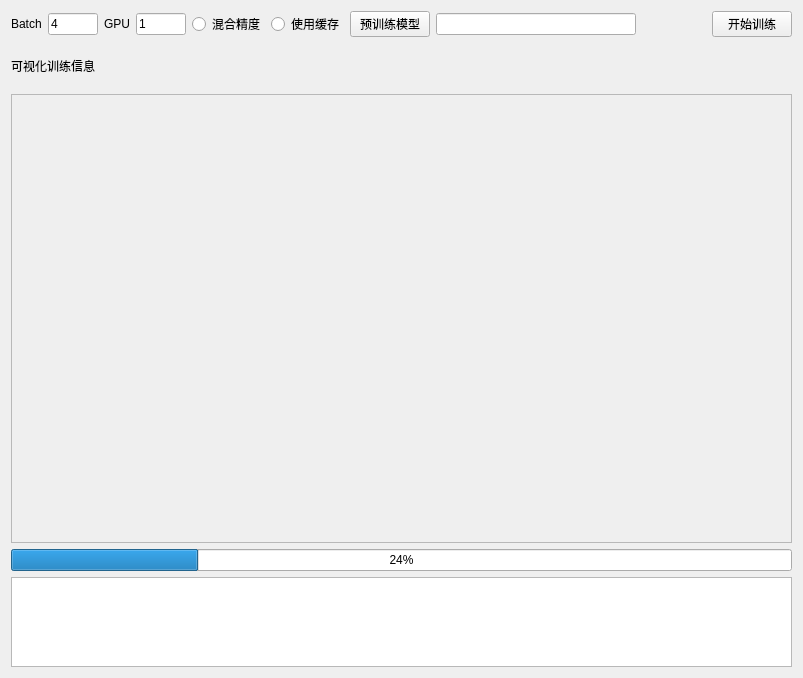
Qt form train_widget.ui (DL-Practise/YoloX_EasyTrain) before a commit.
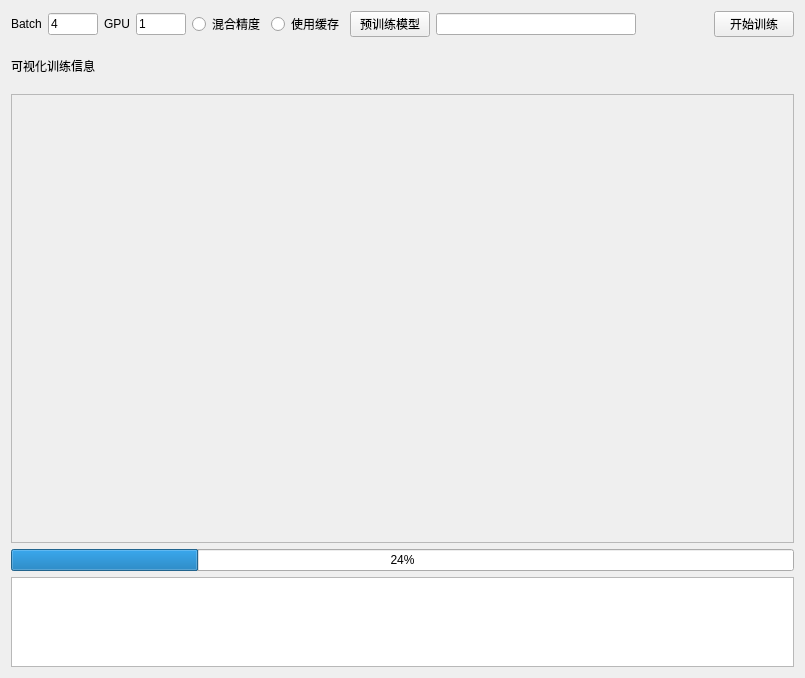
The same form after that commit.

The edit to the form file:
```diff
--- a/train_widget.ui
+++ b/train_widget.ui
@@ -6,7 +6,7 @@
    <rect>
     <x>0</x>
     <y>0</y>
-    <width>803</width>
+    <width>805</width>
     <height>678</height>
    </rect>
   </property>
```
